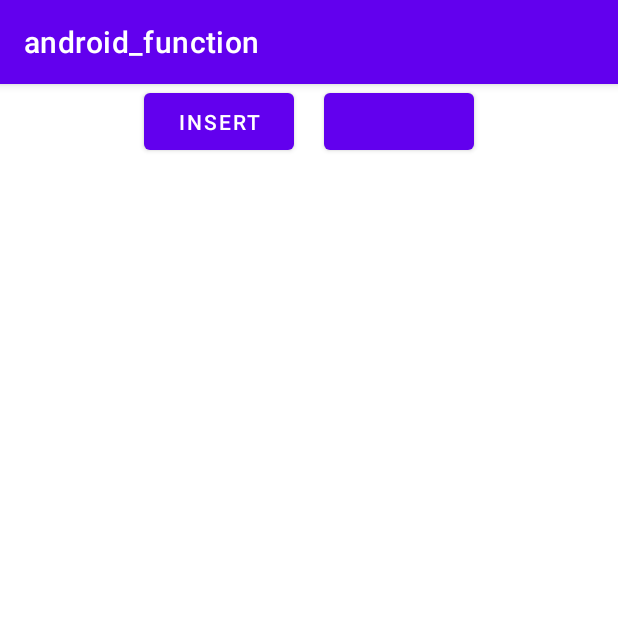
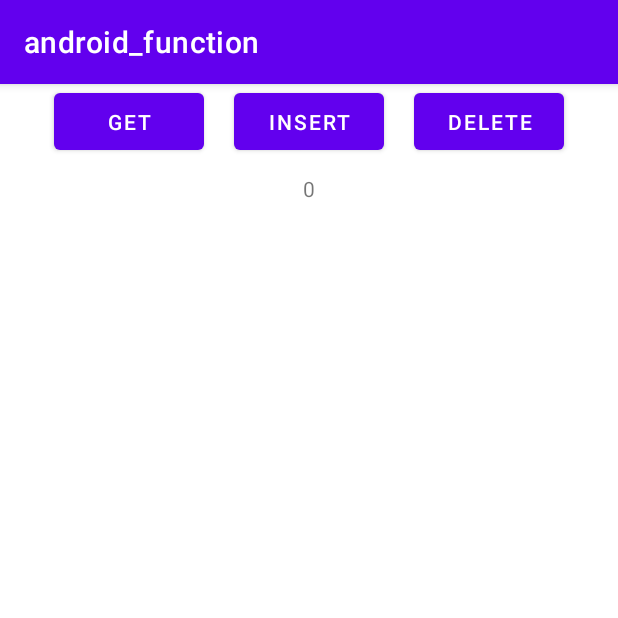
Before and after one commit to pioneer-d/andorid_function, an Android app: the CleanArchitecture screen opened directly, with no data from a screen before it, on a phone screen of 412 x 824 dp, the top half of it. Run offline under Robolectric (Android 15) with nearby library versions, the phone set to English and light mode, and no system bars; our stand-ins replace Room's generated code, data binding.

Commit message:
update : add mvvmWithRoom

```diff
--- a/app/src/main/java/com/android/function/MainActivity.kt
+++ b/app/src/main/java/com/android/function/MainActivity.kt
@@ -16,6 +16,7 @@ import com.android.function.getLocation.LocationActivity
 import com.android.function.iamport.IamportActivity
 import com.android.function.kakao.KakaoAuth
 import com.android.function.mvvm.MvvmActivity
+import com.android.function.mvvmWithRoom.view.CleanArchitecture
 import com.android.function.network.NetworkConfirm
 import com.android.function.recyclerview_api.MainActivity
 import com.android.function.room.RoomActivity
@@ -43,6 +44,7 @@ class MainActivity : AppCompatActivity(), View.OnClickListener {
         binding.goBarcode.setOnClickListener(this)
         binding.goIamport.setOnClickListener(this)
         binding.goRoom.setOnClickListener(this)
+        binding.goClean.setOnClickListener(this)
 
     }
 
@@ -59,6 +61,8 @@ class MainActivity : AppCompatActivity(), View.OnClickListener {
                 R.id.go_barcode -> goActivity(MainActivity3()) // barcode
                 R.id.go_iamport -> goActivity(IamportActivity())   // Iamport
                 R.id.go_room -> goActivity(RoomActivity())
+                R.id.go_clean -> goActivity(CleanArchitecture())    //Clean Architecture
+
 
             }
         }
--- a/app/src/main/java/com/android/function/mvvmWithRoom/model/CleanViewModel.kt
+++ b/app/src/main/java/com/android/function/mvvmWithRoom/model/CleanViewModel.kt
@@ -1,10 +1,53 @@
 package com.android.function.mvvmWithRoom.model
 
+import android.app.Application
+import android.util.Log
+import androidx.lifecycle.AndroidViewModel
+import androidx.lifecycle.LiveData
 import androidx.lifecycle.MutableLiveData
-import androidx.lifecycle.ViewModel
+import com.android.function.mvvmWithRoom.model.room.CleanDatabase
+import com.android.function.mvvmWithRoom.model.room.Profile
+import kotlinx.coroutines.CoroutineScope
+import kotlinx.coroutines.Dispatchers
+import kotlinx.coroutines.launch
 
-class CleanViewModel: ViewModel() {
+class CleanViewModel(application: Application) : AndroidViewModel(application) {
 
-    var count = MutableLiveData<Int>()
+    var room: CleanDatabase = CleanDatabase.getInstance(application)!!
+    val _count = MutableLiveData<Int>()
+    val count: LiveData<Int>
+        get() = _count
+
+
+    init {
+        CoroutineScope(Dispatchers.IO).launch {
+            _count.postValue(room.cleanDao().getCount())
+        }
+        Log.e("init","_count : ${_count}")
+    }
+
+    fun getCount_1(){
+        CoroutineScope(Dispatchers.IO).launch {
+            _count.postValue(room.cleanDao().getCount())
+            Log.e("getCount : ",room.cleanDao().getCount().toString())
+        }
+    }
+
+    fun insert() {
+        Log.e("insert!!","실행")
+        val test_insert = Profile("동준영", 25, "IOS")
+        CoroutineScope(Dispatchers.IO).launch {
+            room.cleanDao().insert(test_insert)
+        }
+
+    }
+
+    fun deleteAll() {
+        Log.e("deleteAll!!","실행")
+        CoroutineScope(Dispatchers.IO).launch {
+            room.cleanDao().deleteAll()
+        }
+    }
+
 
 }
--- a/app/src/main/java/com/android/function/mvvmWithRoom/model/room/CleanDao.kt
+++ b/app/src/main/java/com/android/function/mvvmWithRoom/model/room/CleanDao.kt
@@ -1,5 +1,7 @@
 package com.android.function.mvvmWithRoom.model.room
 
+import androidx.lifecycle.LiveData
+import androidx.lifecycle.MutableLiveData
 import androidx.room.*
 
 @Dao
@@ -23,4 +25,8 @@ interface CleanDao {
 
     @Query("DELETE FROM Profile WHERE id = :id")
     fun deleteProfileById(id: Int)
+
+    @Query("DELETE FROM Profile")
+    fun deleteAll()
+
 }
--- a/app/src/main/java/com/android/function/mvvmWithRoom/view/CleanArchitecture.kt
+++ b/app/src/main/java/com/android/function/mvvmWithRoom/view/CleanArchitecture.kt
@@ -4,6 +4,7 @@ import androidx.appcompat.app.AppCompatActivity
 import android.os.Bundle
 import androidx.activity.viewModels
 import androidx.databinding.DataBindingUtil
+import androidx.lifecycle.Observer
 import com.android.function.R
 import com.android.function.databinding.ActivityCleanArchitectureBinding
 import com.android.function.mvvmWithRoom.model.CleanViewModel
@@ -21,6 +22,10 @@ class CleanArchitecture : AppCompatActivity() {
         binding.lifecycleOwner = this
         // ViewModel 설정
         binding.viewModel = model
+
+        model._count.observe(this, Observer {
+            binding.observeTx.text = it.toString()
+        })
     }
 
     // Room, RecyclerView 활용해서
--- a/app/src/main/res/layout/activity_clean_architecture.xml
+++ b/app/src/main/res/layout/activity_clean_architecture.xml
@@ -13,6 +13,7 @@
     <androidx.constraintlayout.widget.ConstraintLayout
         android:layout_width="match_parent"
         android:layout_height="match_parent">
+        <!-- "@{()->viewModel.decrease()}" -->
 
         <LinearLayout
             android:id="@+id/button_lo"
@@ -20,27 +21,37 @@
             android:layout_height="wrap_content"
             android:gravity="center"
             app:layout_constraintTop_toTopOf="parent">
-
+            <Button
+                android:id="@+id/get_bt"
+                android:layout_width="100dp"
+                android:layout_height="50dp"
+                android:onClick="@{()->viewModel.getCount_1()}"
+                android:text="get" />
             <Button
                 android:id="@+id/insert_bt"
                 android:layout_width="100dp"
                 android:layout_height="50dp"
-                android:text="Insert" />
-
+                android:onClick="@{()->viewModel.insert()}"
+                android:text="Insert"
+                android:layout_marginLeft="20dp"/>
             <Button
                 android:id="@+id/delete_bt"
                 android:layout_width="100dp"
                 android:layout_height="50dp"
+                android:text="Delete"
+                android:onClick="@{()->viewModel.deleteAll()}"
                 android:layout_marginLeft="20dp"/>
         </LinearLayout>
 
-        <androidx.recyclerview.widget.RecyclerView
-            android:id="@+id/recycler_lo"
-            android:layout_width="match_parent"
+        <TextView
+            android:id="@+id/observe_tx"
+            android:layout_width="wrap_content"
             android:layout_height="wrap_content"
-            app:layout_constraintTop_toBottomOf="@+id/button_lo" />
-
+            app:layout_constraintLeft_toLeftOf="parent"
+            app:layout_constraintRight_toRightOf="parent"
+            app:layout_constraintTop_toBottomOf="@+id/button_lo"
+            android:layout_marginTop="10dp"
+            android:text="@{String.valueOf(viewModel.count)}" />
 
     </androidx.constraintlayout.widget.ConstraintLayout>
-
 </layout>
```
Also changed, not shown: app/src/main/res/layout/activity_main.xml (+10 -0 lines).
